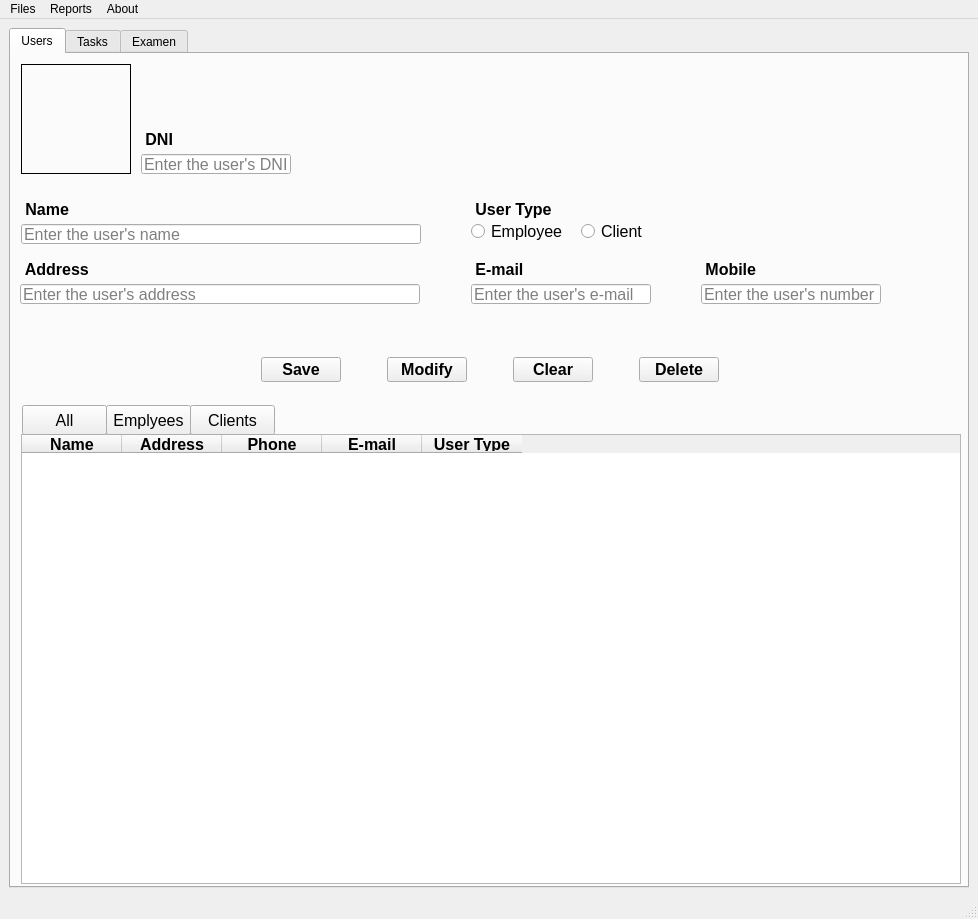
First picture: the form in windows/MainWindow.ui, repository IsolracI/DI-recuperacion, before the edit.
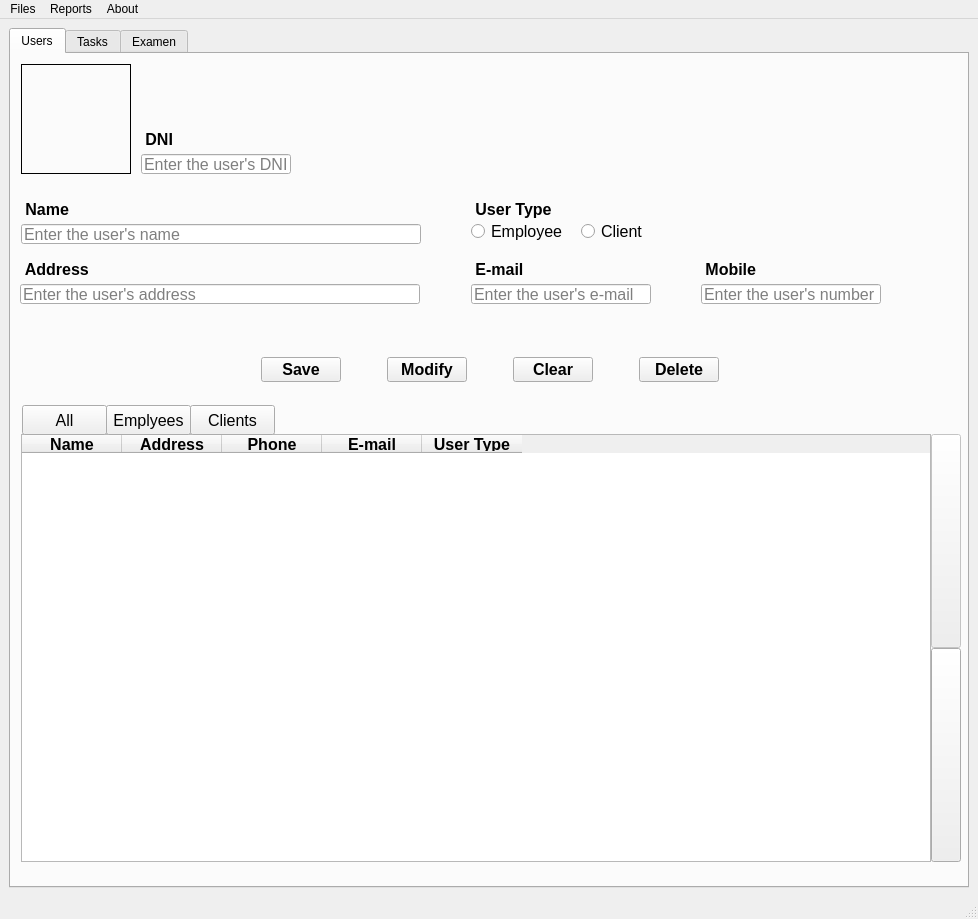
Second picture: the form after the edit. The open tabs and pages were chosen to show the change. Icons and pictures are not drawn.

Commit message: build(Users): añadir paginación a la tabla de usuarios

Diff of the .ui file:
```diff
--- a/windows/MainWindow.ui
+++ b/windows/MainWindow.ui
@@ -291,8 +291,8 @@
          <rect>
           <x>10</x>
           <y>380</y>
-          <width>940</width>
-          <height>450</height>
+          <width>910</width>
+          <height>428</height>
          </rect>
         </property>
         <property name="font">
@@ -661,6 +661,49 @@
          <bool>false</bool>
         </property>
        </widget>
+       <widget class="QPushButton" name="btn_userTablePrevPage">
+        <property name="enabled">
+         <bool>false</bool>
+        </property>
+        <property name="geometry">
+         <rect>
+          <x>920</x>
+          <y>380</y>
+          <width>30</width>
+          <height>214</height>
+         </rect>
+        </property>
+        <property name="font">
+         <font>
+          <pointsize>25</pointsize>
+          <weight>75</weight>
+          <bold>true</bold>
+         </font>
+        </property>
+        <property name="text">
+         <string/>
+        </property>
+       </widget>
+       <widget class="QPushButton" name="btn_userTableNextPage">
+        <property name="geometry">
+         <rect>
+          <x>920</x>
+          <y>594</y>
+          <width>30</width>
+          <height>214</height>
+         </rect>
+        </property>
+        <property name="font">
+         <font>
+          <pointsize>25</pointsize>
+          <weight>75</weight>
+          <bold>true</bold>
+         </font>
+        </property>
+        <property name="text">
+         <string/>
+        </property>
+       </widget>
       </widget>
       <widget class="QWidget" name="tasksTab">
        <attribute name="title">
```
Left out of the diff: 2 changed lines with no effect on the pictures. The commit also changes 9 other files.
